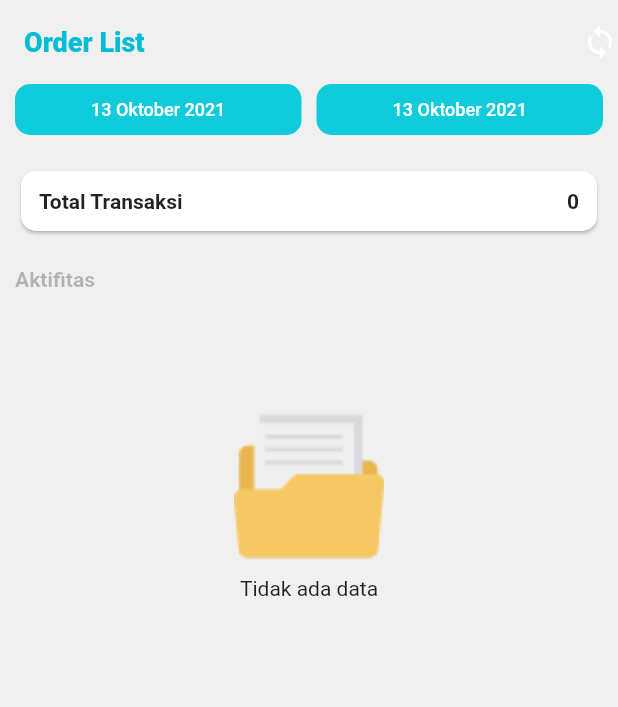
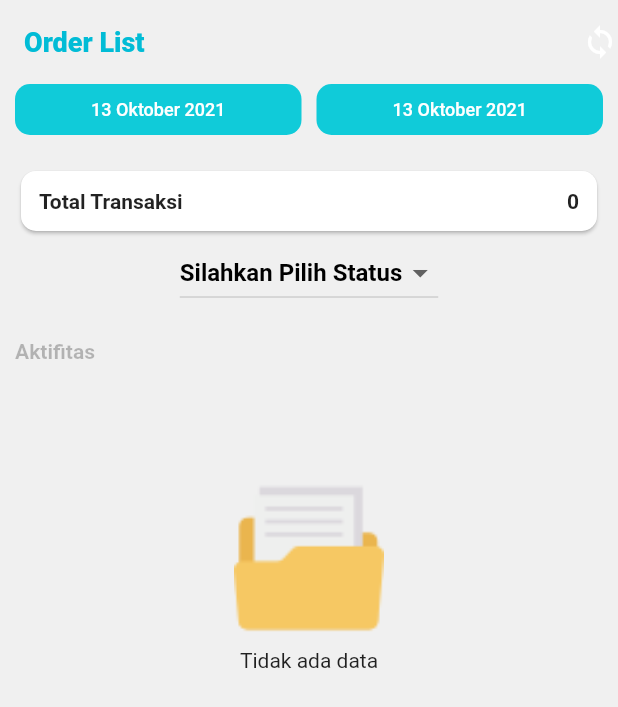
Before and after one commit to bucillo/pesenansayurbaru, a Flutter app: the ContentOrderHistory screen opened directly, on a phone screen of 412 x 824 dp. Shown: the top 707 px of the screen. Run offline on Flutter 3.47's test engine with Material 2 defaults, Android fonts, the phone set to English and light mode, and no system bars; our stand-ins replace cached_network_image, flutter_icons, image_picker, package_info, shared_preferences; missing offline and left inert: dart:ffi; accounts and stored records are empty; network calls fail.

Commit message:
replace all

```diff
--- a/lib/bluetooth_printer.dart
+++ b/lib/bluetooth_printer.dart
@@ -109,12 +109,14 @@ class Printing {
       if (n.active == "1") {
         if (n.statusConfirm == "2") result += "ON PROSES\n";
         if (n.statusConfirm == "3") result += "ON SEND\n";
-        // result += "================================\n";
+        if (n.statusConfirm == "4") result += "ON FINISH\n";
+        // result += "================================\4n";
         result += n.code + "\n";
         result += n.date + "\n";
         result += "Nama: " + n.customerName + "\n";
         result += "Alamat: " + n.customerAddress + "\n";
         result += "Phone: " + n.customerPhone + "\n";
+        result += "Keterangan tambahan:\n " + n.description2 + "\n";
         result += "Order:\n";
         result += n.description + "\n\n\n";
       }
--- a/lib/models/order.dart
+++ b/lib/models/order.dart
@@ -9,6 +9,7 @@ class Order {
   final String customerAddress;
   final String customerPhone;
   final String description;
+  final String description2;
   final String statusConfirm;
   final String imageSent;
   final String imageReceipt;
@@ -26,6 +27,7 @@ class Order {
       this.customerAddress,
       this.customerPhone,
       this.description,
+      this.description2,
       this.statusConfirm,
       this.active});
 
@@ -37,6 +39,7 @@ class Order {
         customerAddress = json["customer_address"],
         customerPhone = json["customer_phone"],
         description = json["description"],
+        description2 = json["description2"],
         statusConfirm = json["status_confirm"],
         imageSent = json["image_sent"],
         imageReceipt = json["image_receipt"],
@@ -51,6 +54,7 @@ class Order {
         'customer_address': this.customerAddress,
         'customer_phone': this.customerPhone,
         'description': this.description,
+        'description2': this.description2,
         'status_confirm': this.statusConfirm,
         'image_sent': this.imageSent,
         'image_receipt': this.imageReceipt,
@@ -63,13 +67,15 @@ class Order {
       @required String dateStart,
       @required String dateEnd,
       String confirm = "%",
+      String type = "4",
       bool showLoading = true}) async {
     Map _parameter = {
       "token": Global.getShared(key: Prefs.PREFS_USER_TOKEN),
       "hash": Global.getShared(key: Prefs.PREFS_USER_HASH),
       "date_start": dateStart,
       "date_end": dateEnd,
-      "confirm": confirm
+      "confirm": confirm,
+      "type": type
     };
 
     final response = await Global.postTimeout(
@@ -85,6 +91,7 @@ class Order {
       {@required BuildContext context,
       @required String date,
       @required String description,
+      @required String description2,
       @required String customerName,
       @required String customerAddress,
       @required String customerPhone,
@@ -95,6 +102,7 @@ class Order {
       "store_id": Global.getShared(key: Prefs.PREFS_USER_STORE_ID),
       "date": date,
       "description": description,
+      "description2": description2,
       "customer_name": customerName,
       "customer_address": customerAddress,
       "customer_phone": customerPhone,
@@ -114,6 +122,7 @@ class Order {
       @required String code,
       @required String date,
       @required String description,
+      @required String description2,
       @required String customerName,
       @required String customerAddress,
       @required String customerPhone,
@@ -124,6 +133,7 @@ class Order {
       "code": code,
       "date": date,
       "description": description,
+      "description2": description2,
       "customer_name": customerName,
       "customer_address": customerAddress,
       "customer_phone": customerPhone,
@@ -180,7 +190,6 @@ class Order {
     return response;
   }
 
-
   static Future<Map> setImage(
       {@required BuildContext context,
       @required String code,
--- a/lib/screens/content_order_history.dart
+++ b/lib/screens/content_order_history.dart
@@ -30,6 +30,7 @@ class _ContentOrderHistoryState extends State<ContentOrderHistory> {
   List<Product> product;
   DateTime dateStart = DateTime.now();
   DateTime dateEnd = DateTime.now();
+  String _pilih;
 
   @override
   void initState() {
@@ -59,11 +60,10 @@ class _ContentOrderHistoryState extends State<ContentOrderHistory> {
         ),
         actions: [
           GestureDetector(
-            onTap: (){
+              onTap: () {
                 select();
               },
-            child: Icon(Icons.sync)
-          )
+              child: Icon(Icons.sync))
         ],
       ),
       body: SafeArea(
@@ -182,6 +182,45 @@ class _ContentOrderHistoryState extends State<ContentOrderHistory> {
               ),
             ),
           ),
+          Container(
+              margin: const EdgeInsets.symmetric(horizontal: 10),
+              child:
+                  // Card(
+                  //   shape: RoundedRectangleBorder(
+                  //     borderRadius: BorderRadius.circular(50.0),
+                  //   ),
+                  // )
+                  Container(
+                padding: const EdgeInsets.all(0.0),
+                child: DropdownButton<String>(
+                  value: _pilih,
+                  style: TextStyle(color: Colors.black),
+                  items: <String>[
+                    'BELUM KONFIRMASI',
+                    'SUDAH KONFIRMASI',
+                    'ON PROSES',
+                    'ON SEND',
+                    'FINISH',
+                  ].map<DropdownMenuItem<String>>((String value) {
+                    return DropdownMenuItem<String>(
+                      value: value,
+                      child: Text(value),
+                    );
+                  }).toList(),
+                  hint: Text(
+                    "Silahkan Pilih Status",
+                    style: TextStyle(
+                        color: Colors.black,
+                        fontSize: 16,
+                        fontWeight: FontWeight.w600),
+                  ),
+                  onChanged: (String value) {
+                    setState(() {
+                      _pilih = value;
+                    });
+                  },
+                ),
+              )),
           SizedBox(height: 20),
           Container(
             margin: const EdgeInsets.symmetric(horizontal: 10),
@@ -207,11 +246,11 @@ class _ContentOrderHistoryState extends State<ContentOrderHistory> {
                           ),
                         ),
                         child: IconButton(
-                                icon: Icon(Icons.add,
-                                    color: Colors.white, size: 20),
+                            icon:
+                                Icon(Icons.add, color: Colors.white, size: 20),
                             onPressed: () {
-                                  Global.materialNavigate(context,
-                                          ContentOrder(datetime: dateEnd))
+                              Global.materialNavigate(
+                                      context, ContentOrder(datetime: dateEnd))
                                   .then((value) => select());
                             }),
                       ),
@@ -232,7 +271,8 @@ class _ContentOrderHistoryState extends State<ContentOrderHistory> {
                             ),
                           ),
                           child: IconButton(
-                                  icon: Icon(Icons.print, color: Colors.white, size: 20),
+                              icon: Icon(Icons.print,
+                                  color: Colors.white, size: 20),
                               onPressed: () async {
                                 List<Order> order = [];
                                 Dialogs.showPrintCategory(
@@ -242,33 +282,43 @@ class _ContentOrderHistoryState extends State<ContentOrderHistory> {
                                       for (int i = 0; i < _order.length; i++) {
                                         if (_order[i].active == "1") {
                                           if (result == 0) {
-                                                if (_order[i].statusConfirm =="0") order.add(_order[i]);
-                                              }
-                                              else if (result == 2) {
-                                                if (_order[i].statusConfirm =="2") order.add(_order[i]);
-                                              }
-                                              else if (result == 3) {
-                                                if (_order[i].statusConfirm =="2") order.add(_order[i]);
-                                              }
-                                              else order.add(_order[i]);
+                                            if (_order[i].statusConfirm == "0")
+                                              order.add(_order[i]);
+                                          } else if (result == 2) {
+                                            if (_order[i].statusConfirm == "2")
+                                              order.add(_order[i]);
+                                          } else if (result == 3) {
+                                            if (_order[i].statusConfirm == "2")
+                                              order.add(_order[i]);
+                                          } else
+                                            order.add(_order[i]);
                                         }
                                       }
 
-                                          bool printSuccess = await Printing().printReseller(context, order);
+                                      bool printSuccess = await Printing()
+                                          .printReseller(context, order);
 
-                                          if(printSuccess){
-                                            for (int i = 0; i < _order.length; i++) {
+                                      if (printSuccess) {
+                                        for (int i = 0;
+                                            i < _order.length;
+                                            i++) {
                                           if (_order[i].active == "1") {
                                             if (result == -1 || result == 0) {
-                                                  if (_order[i].statusConfirm == "0") {
-                                                    final response = API.fromJson(await Order.print(context: context, code: _order[i].id));
+                                              if (_order[i].statusConfirm ==
+                                                  "0") {
+                                                final response = API.fromJson(
+                                                    await Order.print(
+                                                        context: context,
+                                                        code: _order[i].id));
                                               }
                                             }
                                           }
                                         }
                                         select();
-                                          }
-                                          else Dialogs.showSimpleText(context: context, text: "Print Gagal");
+                                      } else
+                                        Dialogs.showSimpleText(
+                                            context: context,
+                                            text: "Print Gagal");
                                     });
                               }),
                         ),
@@ -298,13 +348,18 @@ class _ContentOrderHistoryState extends State<ContentOrderHistory> {
                     else if (_order[index].statusConfirm == "3")
                       detail = "\n[ON SEND]\n";
                     else if (_order[index].statusConfirm == "4")
-                          detail = "\n[SUDAH KONFIRMASI]\n";
+                      detail = "\n[FINISH]\n";
                   }
 
-                      detail += "\nTanggal: " + Global.formatDate(date: _order[index].date, outputPattern: Global.DATETIME_SHOW) ;
+                  detail += "\nTanggal: " +
+                      Global.formatDate(
+                          date: _order[index].date,
+                          outputPattern: Global.DATETIME_SHOW);
                   detail += "\nCustomer: " + _order[index].customerName;
                   detail += "\nAlamat: " + _order[index].customerAddress;
                   detail += "\nTelp: " + _order[index].customerPhone;
+                  detail += "\nKeterangan tambahan : \n " +
+                      _order[index].description2;
                   detail += "\n\nPesanan:\n" + _order[index].description;
 
                   return Padding(
@@ -320,8 +375,7 @@ class _ContentOrderHistoryState extends State<ContentOrderHistory> {
                             if (_order[index].statusConfirm == "0" &&
                                 _order[index].active == "1")
                               _dialogAction(_order[index]);
-                              }
-                              else {
+                          } else {
                             if (_order[index].statusConfirm != "0" &&
                                 _order[index].active == "1")
                               _dialogAction(_order[index]);
@@ -348,8 +402,8 @@ class _ContentOrderHistoryState extends State<ContentOrderHistory> {
                                 ] else ...[
                                   Text(
                                     _order[index].code,
-                                        style: TextStyle(
-                                            fontWeight: FontWeight.bold),
+                                    style:
+                                        TextStyle(fontWeight: FontWeight.bold),
                                   ),
                                 ]
                               ],
@@ -369,42 +423,62 @@ class _ContentOrderHistoryState extends State<ContentOrderHistory> {
                                             builder: (context) {
                                               return Dialog(
                                                 child: Padding(
-                                                    padding: const EdgeInsets.all(12),
+                                                  padding:
+                                                      const EdgeInsets.all(12),
                                                   child: Column(
-                                                      mainAxisSize: MainAxisSize.min,
+                                                    mainAxisSize:
+                                                        MainAxisSize.min,
                                                     children: [
                                                       GestureDetector(
-                                                          onTap: (){
-                                                            Global.materialNavigate(context, ContentImageUrl(url: "https://gatewaybucil2.my.id/order/" + _order[index].imageSent)).then((value) {
+                                                        onTap: () {
+                                                          Global.materialNavigate(
+                                                                  context,
+                                                                  ContentImageUrl(
+                                                                      url: "https://gatewaybucil2.my.id/order/" +
+                                                                          _order[index]
+                                                                              .imageSent))
+                                                              .then((value) {
                                                             // Dialogs.hideDialog(context: context);
                                                           });
                                                         },
                                                         child: Container(
                                                           width: 200,
                                                           height: 200,
-                                                            child: CachedNetworkImage(
+                                                          child:
+                                                              CachedNetworkImage(
                                                             imageUrl:
-                                                                  "https://gatewaybucil2.my.id/order/" + _order[index].imageSent,
+                                                                "https://gatewaybucil2.my.id/order/" +
+                                                                    _order[index]
+                                                                        .imageSent,
                                                             placeholder: (context,
                                                                     url) =>
                                                                 new CircularProgressIndicator(),
                                                             errorWidget: (context,
-                                                                      url, error) =>
-                                                                  new Icon(Icons.error),
+                                                                    url,
+                                                                    error) =>
+                                                                new Icon(Icons
+                                                                    .error),
                                                           ),
                                                         ),
                                                       ),
                                                       SizedBox(height: 10),
                                                       GestureDetector(
-                                                          onTap: (){
-                                                            Global.materialNavigate(context, ContentImageUrl(url: "https://gatewaybucil2.my.id/order/" + _order[index].imageReceipt)).then((value) {
+                                                        onTap: () {
+                                                          Global.materialNavigate(
+                                                                  context,
+                                                                  ContentImageUrl(
+                                                                      url: "https://gatewaybucil2.my.id/order/" +
+                                                                          _order[index]
+                                                                              .imageReceipt))
+                                                              .then((value) {
                                                             // Dialogs.hideDialog(context: context);
                                                           });
                                                         },
                                                         child: Container(
                                                           width: 200,
                                                           height: 200,
-                                                            child: CachedNetworkImage(
+                                                          child:
+                                                              CachedNetworkImage(
                                                             imageUrl:
                                                                 "https://gatewaybucil2.my.id/order/" +
                                                                     _order[index]
@@ -413,8 +487,10 @@ class _ContentOrderHistoryState extends State<ContentOrderHistory> {
                                                                     url) =>
                                                                 new CircularProgressIndicator(),
                                                             errorWidget: (context,
-                                                                      url, error) =>
-                                                                  new Icon(Icons.error),
+                                                                    url,
+                                                                    error) =>
+                                                                new Icon(Icons
+                                                                    .error),
                                                           ),
                                                         ),
                                                       ),
@@ -424,9 +500,9 @@ class _ContentOrderHistoryState extends State<ContentOrderHistory> {
                                               );
                                             });
                                       },
-                                        child: Text("GAMBAR",
-                                            style: TextStyle(color: Colors.blue)),
-                                      )
+                                      //   child: Text("GAMBAR",style: TextStyle(color: Colors.blue)),
+                                      child: Icon(Icons.camera)),
+                                  //)
                                 ],
                                 if (_order[index].image != "") ...[
                                   SizedBox(height: 20),
@@ -437,28 +513,41 @@ class _ContentOrderHistoryState extends State<ContentOrderHistory> {
                                             builder: (context) {
                                               return Dialog(
                                                 child: Padding(
-                                                    padding: const EdgeInsets.all(12),
+                                                  padding:
+                                                      const EdgeInsets.all(12),
                                                   child: Column(
-                                                      mainAxisSize: MainAxisSize.min,
+                                                    mainAxisSize:
+                                                        MainAxisSize.min,
                                                     children: [
                                                       GestureDetector(
-                                                          onTap: (){
-                                                            Global.materialNavigate(context, ContentImageUrl(url: "https://gatewaybucil2.my.id/order/" + _order[index].image)).then((value) {
+                                                        onTap: () {
+                                                          Global.materialNavigate(
+                                                                  context,
+                                                                  ContentImageUrl(
+                                                                      url: "https://gatewaybucil2.my.id/order/" +
+                                                                          _order[index]
+                                                                              .image))
+                                                              .then((value) {
                                                             // Dialogs.hideDialog(context: context);
                                                           });
                                                         },
                                                         child: Container(
                                                           width: 200,
                                                           height: 200,
-                                                            child: CachedNetworkImage(
+                                                          child:
+                                                              CachedNetworkImage(
                                                             imageUrl:
-                                                                  "https://gatewaybucil2.my.id/order/" + _order[index].image,
+                                                                "https://gatewaybucil2.my.id/order/" +
+                                                                    _order[index]
+                                                                        .image,
                                                             placeholder: (context,
                                                                     url) =>
                                                                 new CircularProgressIndicator(),
                                                             errorWidget: (context,
-                                                                      url, error) =>
-                                                                  new Icon(Icons.error),
+                                                                    url,
+                                                                    error) =>
+                                                                new Icon(Icons
+                                                                    .error),
                                                           ),
                                                         ),
                                                       ),
@@ -468,9 +557,10 @@ class _ContentOrderHistoryState extends State<ContentOrderHistory> {
                                               );
                                             });
                                       },
-                                        child: Text("GAMBAR 2",
-                                            style: TextStyle(color: Colors.blue)),
-                                      )
+                                      //   child: Text("GAMBAR 2",
+                                      //       style: TextStyle(color: Colors.blue)),
+                                      // )
+                                      child: Icon(Icons.agriculture_outlined)),
                                 ],
                               ],
                             )
@@ -599,15 +689,13 @@ class _ContentOrderHistoryState extends State<ContentOrderHistory> {
                   ),
                 );
               }));
-    }
-    else {
+    } else {
       if (_order.statusConfirm == "2") {
         Global.materialNavigate(context, ContentOrderSend(order: _order))
             .then((value) {
           select();
         });
-      }
-      else if (_order.statusConfirm == "3" || _order.statusConfirm == "4") {
+      } else if (_order.statusConfirm == "3") {
         Global.materialNavigate(context, ContentOrderImage(order: _order))
             .then((value) {
           select();
```
Also changed, not shown: lib/screens/content_order.dart (+31 -6 lines), lib/screens/content_order_image.dart (+5 -7 lines), lib/util/dialog.dart (+10 -0 lines), 5 other files. Lines whose indentation alone changed are shown as unchanged.
